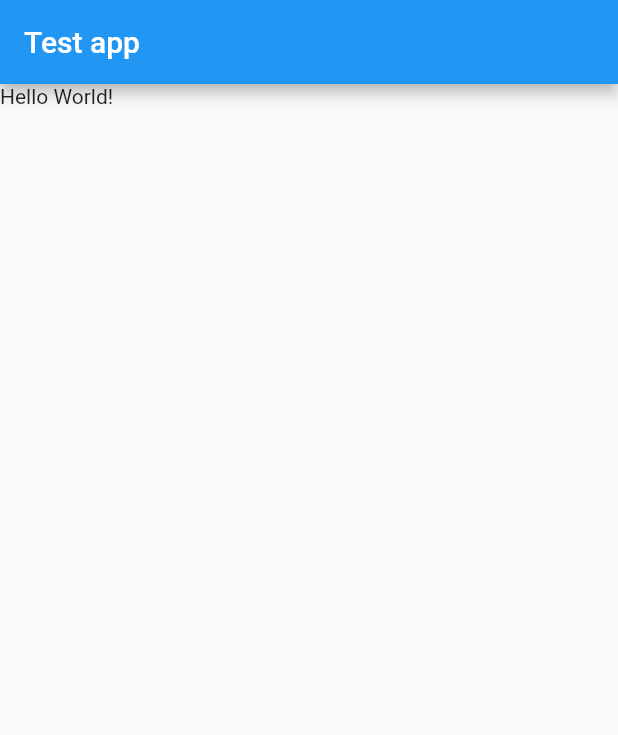
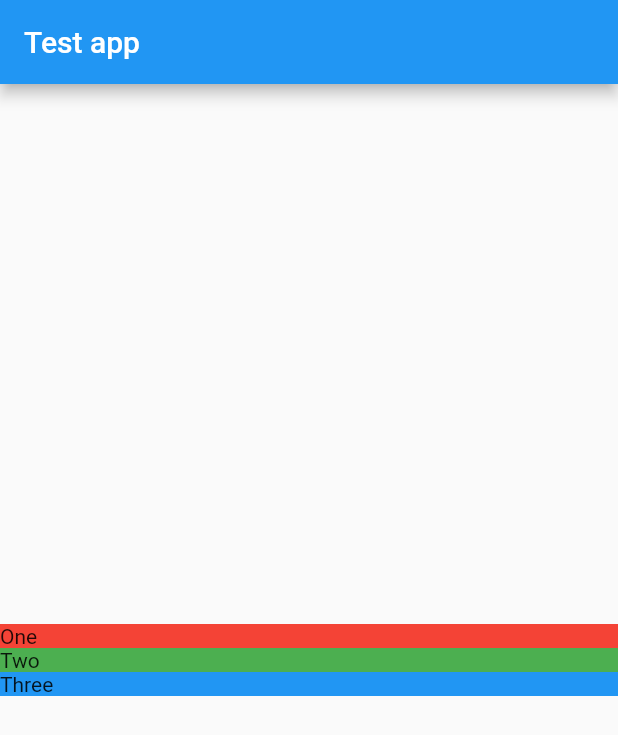
Before and after one commit to Koorosh14/flutter_test_app, a Flutter app: the screen it shows after launch, on a phone screen of 412 x 824 dp. Shown: the top 735 px of the screen. Run offline on Flutter 3.47's test engine with Material 2 defaults, Android fonts, the phone set to English and light mode, and no system bars.

Commit message:
use sample TextSection widgets in home

```diff
--- a/lib/screens/home/home.dart
+++ b/lib/screens/home/home.dart
@@ -1,4 +1,5 @@
 import 'package:flutter/material.dart';
+import 'package:flutter_test_app/widgets/text_section.dart';
 
 class Home extends StatelessWidget {
   const Home({super.key});
@@ -6,10 +7,17 @@ class Home extends StatelessWidget {
   @override
   Widget build(BuildContext context) {
     return Scaffold(
-      appBar: AppBar(
-        title: const Text('Test app'),
-      ),
-      body: const Text('Hello World!'),
-    );
+        appBar: AppBar(
+          title: const Text('Test app'),
+        ),
+        body: Column(
+          mainAxisAlignment: MainAxisAlignment.center,
+          crossAxisAlignment: CrossAxisAlignment.stretch,
+          children: const [
+            TextSection('One', Colors.red),
+            TextSection('Two', Colors.green),
+            TextSection('Three', Colors.blue),
+          ],
+        ));
   }
 }
```
